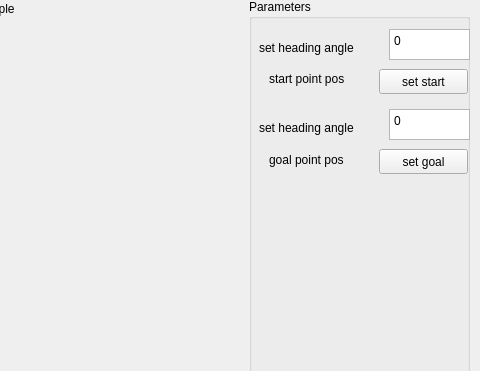
Qt form qt_learning/mainwindow.ui (JaimeParker/Optmization_Fusion) before a commit; both pictures show x 320 to 800 and y 0 to 371 of the 800 by 609 pixel window.
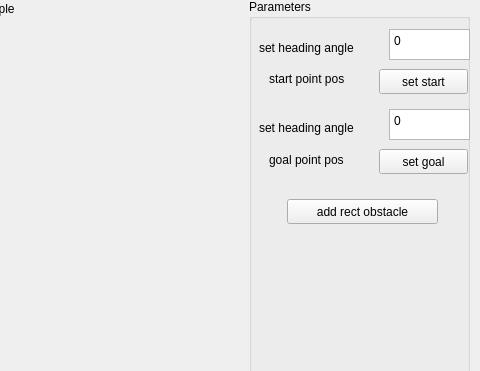
The same form after that commit.

Commit message: realize rect obstacle adding in Qt

Diff of the .ui file:
```diff
--- a/qt_learning/mainwindow.ui
+++ b/qt_learning/mainwindow.ui
@@ -166,6 +166,19 @@
       <string>0</string>
      </property>
     </widget>
+    <widget class="QPushButton" name="pushButton_addRect">
+     <property name="geometry">
+      <rect>
+       <x>38</x>
+       <y>200</y>
+       <width>151</width>
+       <height>25</height>
+      </rect>
+     </property>
+     <property name="text">
+      <string>add rect obstacle</string>
+     </property>
+    </widget>
    </widget>
    <widget class="QPushButton" name="pushButton_Exe">
     <property name="geometry">
```
The commit also changes 4 other files.
